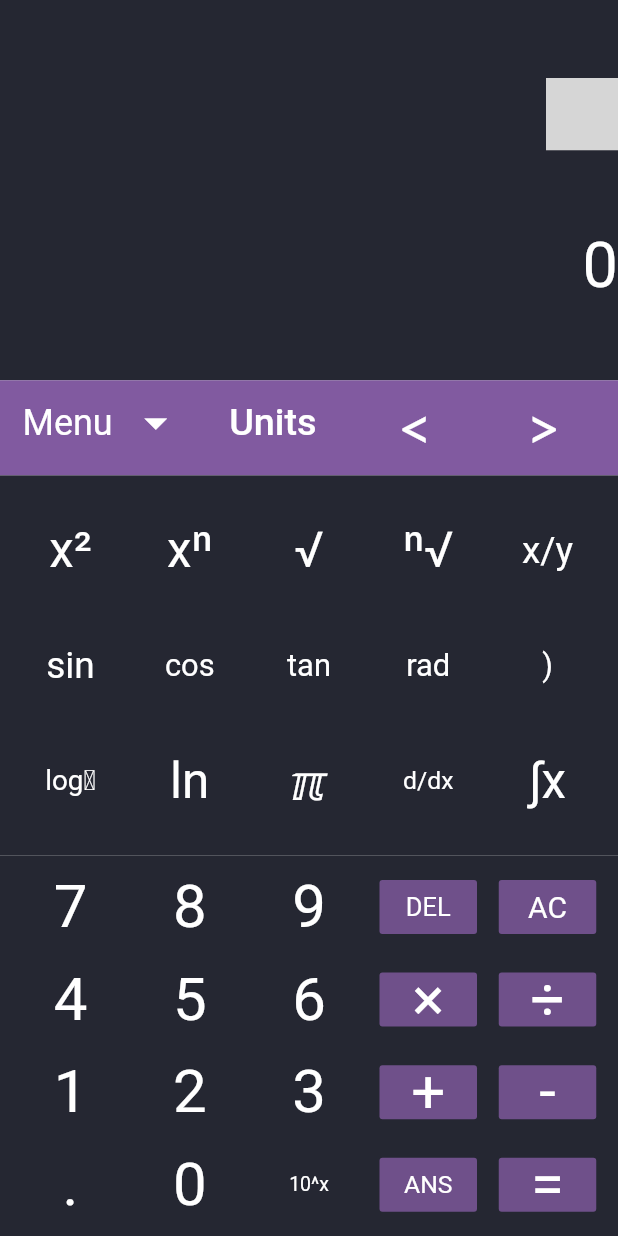
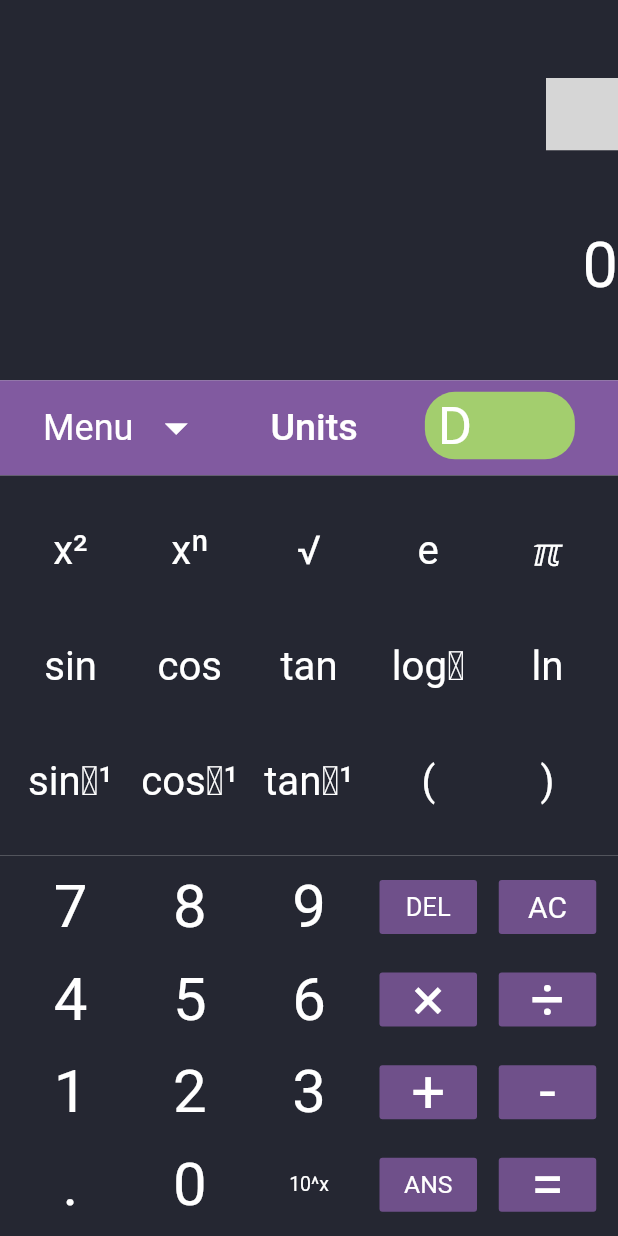
Before and after one commit to ararajs/scientific_calc, a Flutter app: the screen it shows after launch, on a phone screen of 412 x 824 dp. Run offline on Flutter 3.47's test engine with Material 2 defaults, Android fonts, the phone set to English and light mode, and no system bars; our stand-ins replace font_awesome_flutter, google_fonts, lite_rolling_switch, math_expressions, petitparser, webview_flutter; missing offline and left inert: flutter_math; grey boxes are pictures that could not be loaded.

Commit message:
button changes

```diff
--- a/lib/functions.dart
+++ b/lib/functions.dart
@@ -6,9 +6,7 @@ import 'package:math_expressions/math_expressions.dart' as me;
 import 'package:google_fonts/google_fonts.dart';
 import 'package:flutter_math/flutter_math.dart';
 import 'package:flutter_app/mathtest.dart' as lp;
-
-
-
+import 'main.dart';
 
 class Button extends StatelessWidget{
   final List Colorlist;
@@ -106,5 +104,4 @@ class Button extends StatelessWidget{
   }
 
 
-
 }
--- a/lib/main.dart
+++ b/lib/main.dart
@@ -1,6 +1,7 @@
 import 'package:flutter/material.dart';
 import 'package:flutter/rendering.dart';
 import 'package:flutter_math/flutter_math.dart';
+import 'package:lite_rolling_switch/lite_rolling_switch.dart';
 import 'dart:math' as math;
 import 'package:petitparser/petitparser.dart';
 import 'package:math_expressions/math_expressions.dart';
@@ -13,6 +14,7 @@ import 'dart:convert';
 import './converter_page.dart';
 import './Utilities/ui_colors.dart';
 import 'sizes_helpers.dart';
+import 'mathtest.dart';
 
 
 void main() => runApp(MyApp());
@@ -36,6 +38,7 @@ class HomePage extends StatefulWidget {
   _HomePageState createState() => _HomePageState();
 }
 
+
 class _HomePageState extends State<HomePage> {
   var input = "";
   var output = "0";
@@ -43,6 +46,22 @@ class _HomePageState extends State<HomePage> {
   List MainColor = [37,39,50,1.0];    //For numbers
   List SideColor = [129, 90, 160, 0.8];//For the side columns
   String _selectedText=null;
+
+
+  bool toggleValue = false;
+  toggleButton() {
+    setState(() {
+      toggleValue = !toggleValue;
+    });
+    //if(toggleValue = false)
+      {
+
+      }
+    //else
+      {
+
+      }
+            }
 
   void update_input(x){
     setState((){
@@ -134,7 +153,6 @@ class _HomePageState extends State<HomePage> {
                       ],
                     )
                   ],
-
               ),
             ),
           ),
@@ -193,11 +211,38 @@ class _HomePageState extends State<HomePage> {
 
                     // SizedBox(width: 85.0, height: 55.0,child: FlatButton(color: Color.fromRGBO(129, 90, 160, 0.5), textColor: Colors.white, onPressed: () {}, child: Text("Menu", style: GoogleFonts.lato(fontSize: 20,),),)),
                     // SizedBox(width: 80.0, height: 55.0,child: FlatButton(color: Color.fromRGBO(129, 90, 160, 0.5), textColor: Colors.white, onPressed: () {}, child: Text("Units", style: GoogleFonts.lato(fontSize: 20,),),)),
-                    SizedBox(width: 70.0, height: 55.0,
-                        child: FlatButton(color: Color.fromRGBO(129, 90, 160, 0.5),
-                          textColor: Colors.white, onPressed: () {},
-                          child: Text("<", style: GoogleFonts.lato(fontSize: 40,),),)),
-                    SizedBox(width: 70.0, height: 55.0,child: FlatButton(color: Color.fromRGBO(129, 90, 160, 0.5), textColor: Colors.white, onPressed: () {}, child: Text(">", style: GoogleFonts.lato(fontSize: 40,),),)),
+                    AnimatedContainer(
+                      duration: Duration(milliseconds: 500),
+                      height: 45,
+                      width: 100,
+                      decoration: BoxDecoration(
+                        borderRadius: BorderRadius.circular(20.0),
+                        color: toggleValue ? Colors.redAccent[100]: Colors.lightGreenAccent. withOpacity(0.7)
+                      ),
+                      child: Stack(
+                        children:[ AnimatedPositioned(
+                            child: InkWell(
+                              onTap: toggleButton,
+                              child: AnimatedSwitcher(
+                                duration: Duration(milliseconds: 500),
+                                transitionBuilder: (Widget child, Animation<double> animation){
+                                  return ScaleTransition(child: child, scale: animation,);
+                                },
+                                child: toggleValue ? Text("R",textScaleFactor: 2.5, style: TextStyle(color: Colors.white,),
+                                key: UniqueKey(),
+                                ): Text("D", textScaleFactor: 2.5,style: TextStyle(color: Colors.white,),),
+
+                              )
+
+                            ),
+                            duration: Duration(milliseconds: 500),
+                            curve: Curves.easeIn,
+                            top: 3.0,
+                            left: toggleValue ? 60.0 : 0.0,
+                            right: toggleValue ? 0.0 : 60.0,
+                        ),
+                      ],),
+                    )
                   ],
                 ),
               ],
@@ -218,22 +263,22 @@ class _HomePageState extends State<HomePage> {
                             mainAxisAlignment: MainAxisAlignment.spaceEvenly,
                             crossAxisAlignment: CrossAxisAlignment.start,
                             children: <Widget> [
-                              Button(symb:"x²", Input:"x²", Update_Input: update_input, Colorlist: MainColor, Size: displayWidth(context) * 0.08,),
-                              Button(symb:"xⁿ", Input:"xⁿ", Update_Input: update_input, Colorlist: MainColor, Size: displayWidth(context) * 0.08,),
-                              Button(symb:"√", Input:"√", Update_Input: update_input, Colorlist: MainColor, Size: displayWidth(context) * 0.08,),
-                              Button(symb:"ⁿ√", Input:"ⁿ√", Update_Input: update_input, Colorlist: MainColor, Size: displayWidth(context) * 0.08,),
-                              Button(symb:"x/y", Input:"x/y", Update_Input: update_input, Colorlist: MainColor, Size: displayWidth(context) * 0.06,),
+                              Button(symb:"x²", Input:"^2", Update_Input: update_input, Colorlist: MainColor, Size: displayWidth(context) * 0.065,),
+                              Button(symb:"xⁿ", Input:"^", Update_Input: update_input, Colorlist: MainColor, Size: displayWidth(context) * 0.065,),
+                              Button(symb:"√", Input:"√", Update_Input: update_input, Colorlist: MainColor, Size: displayWidth(context) * 0.065,),
+                              Button(symb:"e", Input:r"e", Update_Input: update_input, Colorlist: MainColor, Size: displayWidth(context) * 0.065,),
+                              Button(symb:"ℼ", Input:r"\pi", Update_Input: update_input, Colorlist: MainColor, Size: displayWidth(context) * 0.065,),
                             ],
                           ),
                           Row(
                             mainAxisAlignment: MainAxisAlignment.spaceEvenly,
                             crossAxisAlignment: CrossAxisAlignment.start,
                             children: <Widget> [
-                              Button(symb:"sin", Input:r"\sin", Update_Input: update_input, Colorlist: MainColor, Size: displayWidth(context) * 0.06,),
-                              Button(symb:"cos", Input:r"\cos", Update_Input: update_input, Colorlist: MainColor, Size: displayWidth(context) * 0.05,),
-                              Button(symb:"tan", Input:r"\tan", Update_Input: update_input, Colorlist: MainColor, Size: displayWidth(context) * 0.05,),
-                              Button(symb:"rad", Input:r"\rad", Update_Input: update_input, Colorlist: MainColor, Size: displayWidth(context) * 0.05,),
-                              Button(symb:")", Input:")", Update_Input: update_input, Colorlist: MainColor, Size: displayWidth(context) * 0.05,),
+                              Button(symb:"sin", Input:r"\sin", Update_Input: update_input, Colorlist: MainColor, Size: displayWidth(context) * 0.065,),
+                              Button(symb:"cos", Input:r"\cos", Update_Input: update_input, Colorlist: MainColor, Size: displayWidth(context) * 0.065,),
+                              Button(symb:"tan", Input:r"\tan", Update_Input: update_input, Colorlist: MainColor, Size: displayWidth(context) * 0.065,),
+                              Button(symb:"logₓ", Input:r"\log", Update_Input: update_input, Colorlist: MainColor, Size: displayWidth(context) * 0.065,),
+                              Button(symb:"ln", Input:r"\ln", Update_Input: update_input, Colorlist: MainColor, Size: displayWidth(context) * 0.065,),
 
                             ],
                           ),
@@ -241,11 +286,13 @@ class _HomePageState extends State<HomePage> {
                             mainAxisAlignment: MainAxisAlignment.spaceEvenly,
                             crossAxisAlignment: CrossAxisAlignment.start,
                             children: <Widget> [
-                              Button(symb:"logₓ", Input:"log", Update_Input: update_input, Colorlist: MainColor, Size: displayWidth(context) * 0.045,),
-                              Button(symb:"ln", Input:r"\ln", Update_Input: update_input, Colorlist: MainColor, Size: displayWidth(context) * 0.08,),
-                              Button(symb:"ℼ", Input:"ℼ", Update_Input: update_input, Colorlist: MainColor, Size: displayWidth(context) * 0.08,),
-                              Button(symb:"d/dx", Input:"d/dx", Update_Input: update_input, Colorlist: MainColor, Size: displayWidth(context) * 0.04,),
-                              Button(symb:"∫x", Input:"∫x", Update_Input: update_input, Colorlist: MainColor, Size: displayWidth(context) * 0.08,),
+                              Button(symb:"sin⁻¹", Input:r"\arcsin", Update_Input: update_input, Colorlist: MainColor, Size: displayWidth(context) * 0.065,),
+                              Button(symb:"cos⁻¹", Input:r"\arccos", Update_Input: update_input, Colorlist: MainColor, Size: displayWidth(context) * 0.065,),
+                              Button(symb:"tan⁻¹", Input:r"\arctan", Update_Input: update_input, Colorlist: MainColor, Size: displayWidth(context) * 0.065,),
+                              Button(symb:"(", Input:"(", Update_Input: update_input, Colorlist: MainColor, Size: displayWidth(context) * 0.065,),
+                              Button(symb:")", Input:")", Update_Input: update_input, Colorlist: MainColor, Size: displayWidth(context) * 0.065,),
+
+
 
                             ],
                           ),
@@ -304,7 +351,7 @@ class _HomePageState extends State<HomePage> {
                               Button(symb:"csc", Input:r"\csc", Update_Input: update_input, Colorlist: MainColor, Size: 20.0,),
                               Button(symb:"sec", Input:r"\sec", Update_Input: update_input, Colorlist: MainColor, Size: 20.0,),
                               Button(symb:"arcsin", Input:r"\arcsin", Update_Input: update_input, Colorlist: MainColor, Size: 10.0,),
-                              Button(symb:"arcos", Input:r"\arcos", Update_Input: update_input, Colorlist: MainColor, Size: 10.0,),
+                              Button(symb:"arcos", Input:r"\arccos", Update_Input: update_input, Colorlist: MainColor, Size: 10.0,),
                             ],
                           ),
                           Row(
--- a/lib/mathtest.dart
+++ b/lib/mathtest.dart
@@ -1,6 +1,7 @@
 import 'package:petitparser/petitparser.dart';
 import 'package:math_expressions/math_expressions.dart';
 import 'dart:math' as math;
+import 'main.dart';
 
 
 
@@ -24,7 +25,6 @@ abstract class Parser {
 class LaTexParser extends Parser {
   final String inputString;
   final bool isRadMode;
-
   LaTexParser(this.inputString, {this.isRadMode = true}) : super(inputString, isRadMode);
 
   @override
@@ -48,7 +48,7 @@ class LaTexParser extends Parser {
 
     final basic = (number | pi | e | variable).map((v)=>[v, 'b']);
 
-    final sqrt = (string('\\sqrt') & char('{').and()).map((v)=>['\\sqrt', 'f']);
+    final sqrt = (string('√')).map((v)=>['\√', 'f']);
     final nrt = (string('\\sqrt') & char('[').and()).map((v)=>['\\nrt', 'f']);
     final simplefunction =
     ((string('\\sin') | string('\\cos') | string('\\tan') | string('\\arcsin') | string('\\arccos') | string('\\arctan') | string('\\ln')) & string('(').and()).pick(0).map((v)=>[v, 'f']);
@@ -318,7 +318,7 @@ class LaTexParser extends Parser {
           left = result.removeLast();
           result.add(Log(left, right));
           break;
-        case '\\sqrt':
+        case '√':
           result.add(Root.sqrt(result.removeLast()));
           break;
         case '\\nrt':
--- a/pubspec.yaml
+++ b/pubspec.yaml
@@ -23,8 +23,9 @@ environment:
 dependencies:
   flutter:
     sdk: flutter
-
+  auto_size_text: ^2.1.0
   flutter_html: ^0.8.2
+  lite_rolling_switch: ^0.1.1
 
   # The following adds the Cupertino Icons font to your application.
   # Use with the Cupertino Icons class for iOS style icons.
```
Also changed, not shown: pubspec.lock.
